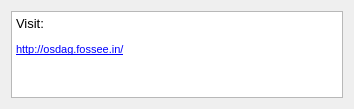
Before: the Qt Designer form Connections/Shear/cleatAngle/tutorial.ui in GreatDevelopers/osdag-core, drawn with Qt 5.
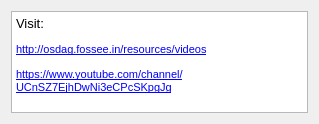
After: the same form once the commit is applied. Icons and pictures are not drawn.

Commit message: Feat: add video links to GUI

Patch:
```diff
--- a/Connections/Shear/cleatAngle/tutorial.ui
+++ b/Connections/Shear/cleatAngle/tutorial.ui
@@ -6,8 +6,8 @@
    <rect>
     <x>0</x>
     <y>0</y>
-    <width>354</width>
-    <height>109</height>
+    <width>319</width>
+    <height>124</height>
    </rect>
   </property>
   <property name="windowTitle">
@@ -24,9 +24,10 @@
       <string>&lt;!DOCTYPE HTML PUBLIC &quot;-//W3C//DTD HTML 4.0//EN&quot; &quot;http://www.w3.org/TR/REC-html40/strict.dtd&quot;&gt;
 &lt;html&gt;&lt;head&gt;&lt;meta name=&quot;qrichtext&quot; content=&quot;1&quot; /&gt;&lt;style type=&quot;text/css&quot;&gt;
 p, li { white-space: pre-wrap; }
-&lt;/style&gt;&lt;/head&gt;&lt;body style=&quot; font-family:'MS Shell Dlg 2'; font-size:7.5pt; font-weight:400; font-style:normal;&quot;&gt;
+&lt;/style&gt;&lt;/head&gt;&lt;body style=&quot; font-family:'MS Shell Dlg 2'; font-size:7.8pt; font-weight:400; font-style:normal;&quot;&gt;
 &lt;p style=&quot; margin-top:12px; margin-bottom:12px; margin-left:0px; margin-right:0px; -qt-block-indent:0; text-indent:0px;&quot;&gt;&lt;span style=&quot; font-size:10pt;&quot;&gt;Visit:&lt;/span&gt;&lt;/p&gt;
-&lt;p style=&quot; margin-top:12px; margin-bottom:12px; margin-left:0px; margin-right:0px; -qt-block-indent:0; text-indent:0px;&quot;&gt;&lt;a href=&quot;http://osdag.fossee.in/&quot;&gt;&lt;span style=&quot; font-size:8pt; text-decoration: underline; color:#0000ff;&quot;&gt;http://osdag.fossee.in/&lt;/span&gt;&lt;/a&gt;&lt;/p&gt;&lt;/body&gt;&lt;/html&gt;</string>
+&lt;p style=&quot; margin-top:12px; margin-bottom:12px; margin-left:0px; margin-right:0px; -qt-block-indent:0; text-indent:0px;&quot;&gt;&lt;a href=&quot;http://osdag.fossee.in/resources/videos&quot;&gt;&lt;span style=&quot; font-size:8pt; text-decoration: underline; color:#0000ff;&quot;&gt;http://osdag.fossee.in/resources/videos&lt;/span&gt;&lt;/a&gt;&lt;/p&gt;
+&lt;p style=&quot; margin-top:0px; margin-bottom:0px; margin-left:0px; margin-right:0px; -qt-block-indent:0; text-indent:0px;&quot;&gt;&lt;a href=&quot;https://www.youtube.com/channel/UCnSZ7EjhDwNi3eCPcSKpgJg&quot;&gt;&lt;span style=&quot; font-size:8pt; text-decoration: underline; color:#0000ff;&quot;&gt;https://www.youtube.com/channel/UCnSZ7EjhDwNi3eCPcSKpgJg&lt;/span&gt;&lt;/a&gt;&lt;/p&gt;&lt;/body&gt;&lt;/html&gt;</string>
      </property>
      <property name="openExternalLinks">
       <bool>true</bool>
```
Left out of the diff: 2 changed lines with no effect on the pictures. The commit also changes 9 other files.
